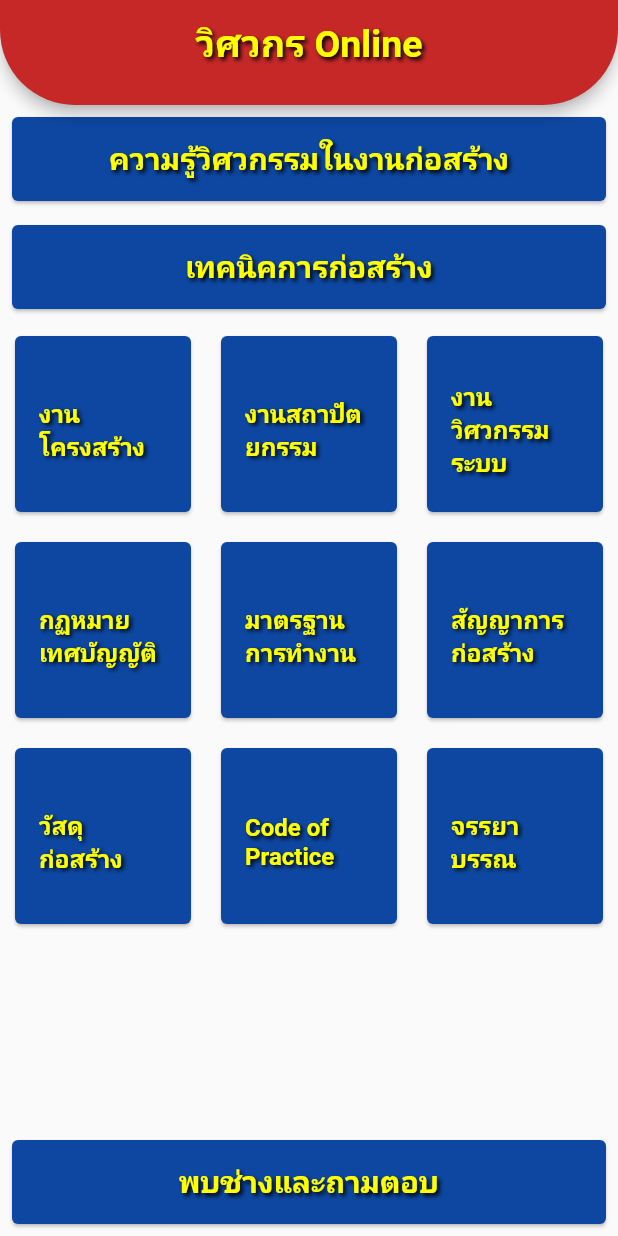
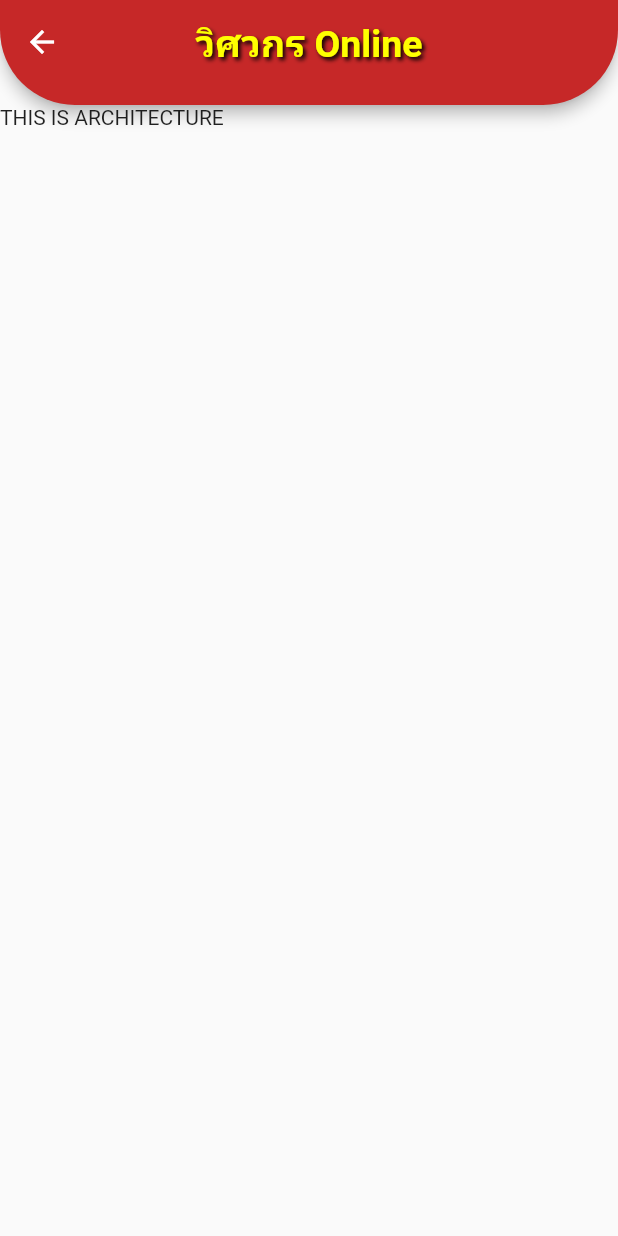
Before and after one commit to Nat-Dev/engineeronline, a Flutter app: the screen it shows after launch, after a tap on "งานสถาปัตยกรรม", on a phone screen of 412 x 824 dp. Run offline on Flutter 3.47's test engine with Material 2 defaults, Android fonts, the phone set to English and light mode, and no system bars.

Commit message:
add architecture page

```diff
--- /dev/null
+++ b/lib/screens/architecture.dart
@@ -0,0 +1,41 @@
+import 'package:flutter/material.dart';
+
+class Architecture extends StatefulWidget {
+  @override
+  _ArchitectureState createState() => _ArchitectureState();
+}
+
+class _ArchitectureState extends State<Architecture> {
+  @override
+  Widget build(BuildContext context) {
+    return Scaffold(
+      appBar: PreferredSize(
+        preferredSize: Size.fromHeight(70),
+        child: AppBar(
+          centerTitle: true,
+          title: Text(
+            "วิศวกร Online",
+            style: TextStyle(
+                fontWeight: FontWeight.bold,
+                fontSize: 25,
+                color: Colors.yellowAccent,
+                shadows: [
+                  Shadow(
+                    offset: Offset(1.75, 1.75),
+                    blurRadius: 3.0,
+                    color: Color.fromARGB(255, 0, 0, 0),
+                  )
+                ]),
+          ),
+          backgroundColor: Colors.red.shade800,
+          shape: RoundedRectangleBorder(
+              borderRadius: BorderRadius.only(
+            bottomRight: Radius.circular(50),
+            bottomLeft: Radius.circular(50),
+          )),
+        ),
+      ),
+      body: Text("THIS IS ARCHITECTURE"),
+    );
+  }
+}
--- a/lib/screens/home.dart
+++ b/lib/screens/home.dart
@@ -2,6 +2,7 @@ import 'package:engineeronline/screens/contact.dart';
 import 'package:engineeronline/screens/general.dart';
 import 'package:engineeronline/screens/technique.dart';
 import 'package:engineeronline/screens/structure.dart';
+import 'package:engineeronline/screens/architecture.dart';
 import 'package:flutter/material.dart';
 
 class Home extends StatefulWidget {
@@ -120,6 +121,10 @@ class _HomeState extends State<Home> {
               MaterialPageRoute materialPageRoute = MaterialPageRoute(
                   builder: (BuildContext context) => Structure());
               Navigator.of(context).push(materialPageRoute);
+            } else if (str == "งานสถาปัตยกรรม") {
+              MaterialPageRoute materialPageRoute = MaterialPageRoute(
+                  builder: (BuildContext context) => Architecture());
+              Navigator.of(context).push(materialPageRoute);
             }
           },
           title: Center(
```
